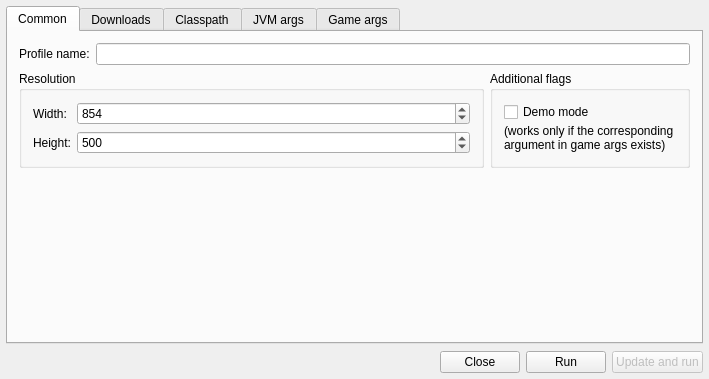
Alex2772/hackers-mc-launcher, file ui/ProfileForm.ui: the form before one commit.
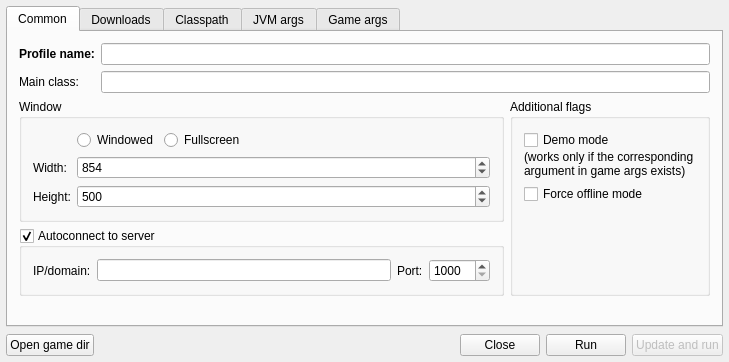
The form after the commit. The open tabs and pages were chosen to show the change. Custom widgets are drawn as their Qt base class.

What changed in the file:
```diff
--- a/ui/ProfileForm.ui
+++ b/ui/ProfileForm.ui
@@ -6,8 +6,8 @@
    <rect>
     <x>0</x>
     <y>0</y>
-    <width>709</width>
-    <height>379</height>
+    <width>729</width>
+    <height>362</height>
    </rect>
   </property>
   <property name="windowTitle">
@@ -44,7 +44,7 @@
          <property name="sizeHint" stdset="0">
           <size>
            <width>20</width>
-           <height>400</height>
+           <height>40</height>
           </size>
          </property>
         </spacer>
@@ -52,17 +52,48 @@
        <item row="1" column="0">
         <widget class="QGroupBox" name="groupBox">
          <property name="title">
-          <string>Resolution</string>
+          <string>Window</string>
          </property>
          <layout class="QFormLayout" name="formLayout">
-          <item row="0" column="0">
+          <item row="1" column="1">
+           <layout class="QHBoxLayout" name="horizontalLayout_8">
+            <item>
+             <widget class="QRadioButton" name="radioButton">
+              <property name="text">
+               <string>Windowed</string>
+              </property>
+             </widget>
+            </item>
+            <item>
+             <widget class="QRadioButton" name="radioButton_2">
+              <property name="text">
+               <string>Fullscreen</string>
+              </property>
+             </widget>
+            </item>
+            <item>
+             <spacer name="horizontalSpacer">
+              <property name="orientation">
+               <enum>Qt::Horizontal</enum>
+              </property>
+              <property name="sizeHint" stdset="0">
+               <size>
+                <width>40</width>
+                <height>20</height>
+               </size>
+              </property>
+             </spacer>
+            </item>
+           </layout>
+          </item>
+          <item row="3" column="0">
            <widget class="QLabel" name="label">
             <property name="text">
              <string>Width:</string>
             </property>
            </widget>
           </item>
-          <item row="0" column="1">
+          <item row="3" column="1">
            <widget class="QSpinBox" name="width">
             <property name="minimum">
              <number>100</number>
@@ -75,14 +106,14 @@
             </property>
            </widget>
           </item>
-          <item row="2" column="0">
+          <item row="9" column="0">
            <widget class="QLabel" name="label_2">
             <property name="text">
              <string>Height:</string>
             </property>
            </widget>
           </item>
-          <item row="2" column="1">
+          <item row="9" column="1">
            <widget class="QSpinBox" name="height">
             <property name="minimum">
              <number>100</number>
@@ -98,7 +129,46 @@
          </layout>
         </widget>
        </item>
-       <item row="1" column="1">
+       <item row="2" column="0">
+        <widget class="QGroupBox" name="autoconnect">
+         <property name="title">
+          <string>Autoconnect to server</string>
+         </property>
+         <property name="checkable">
+          <bool>true</bool>
+         </property>
+         <layout class="QHBoxLayout" name="horizontalLayout_7">
+          <item>
+           <widget class="QLabel" name="label_5">
+            <property name="text">
+             <string>IP/domain:</string>
+            </property>
+           </widget>
+          </item>
+          <item>
+           <widget class="QLineEdit" name="lineEdit"/>
+          </item>
+          <item>
+           <widget class="QLabel" name="label_6">
+            <property name="text">
+             <string>Port:</string>
+            </property>
+           </widget>
+          </item>
+          <item>
+           <widget class="QSpinBox" name="spinBox">
+            <property name="minimum">
+             <number>1000</number>
+            </property>
+            <property name="maximum">
+             <number>65535</number>
+            </property>
+           </widget>
+          </item>
+         </layout>
+        </widget>
+       </item>
+       <item row="1" column="1" rowspan="2">
         <widget class="QGroupBox" name="groupBox_2">
          <property name="maximumSize">
           <size>
@@ -133,21 +203,76 @@
             </property>
            </widget>
           </item>
+          <item>
+           <spacer name="verticalSpacer_12">
+            <property name="orientation">
+             <enum>Qt::Vertical</enum>
+            </property>
+            <property name="sizeType">
+             <enum>QSizePolicy::Fixed</enum>
+            </property>
+            <property name="sizeHint" stdset="0">
+             <size>
+              <width>20</width>
+              <height>6</height>
+             </size>
+            </property>
+           </spacer>
+          </item>
+          <item>
+           <widget class="QCheckBox" name="checkBox">
+            <property name="text">
+             <string>Force offline mode</string>
+            </property>
+           </widget>
+          </item>
+          <item>
+           <spacer name="verticalSpacer_11">
+            <property name="orientation">
+             <enum>Qt::Vertical</enum>
+            </property>
+            <property name="sizeHint" stdset="0">
+             <size>
+              <width>20</width>
+              <height>40</height>
+             </size>
+            </property>
+           </spacer>
+          </item>
          </layout>
         </widget>
        </item>
        <item row="0" column="0" colspan="2">
-        <layout class="QHBoxLayout" name="horizontalLayout_5">
-         <item>
+        <layout class="QFormLayout" name="formLayout_3">
+         <property name="topMargin">
+          <number>0</number>
+         </property>
+         <item row="0" column="0">
           <widget class="QLabel" name="label_3">
+           <property name="font">
+            <font>
+             <weight>75</weight>
+             <bold>true</bold>
+            </font>
+           </property>
            <property name="text">
             <string>Profile name:</string>
            </property>
           </widget>
          </item>
-         <item>
+         <item row="0" column="1">
           <widget class="QLineEdit" name="profilename"/>
          </item>
+         <item row="1" column="0">
+          <widget class="QLabel" name="label_13">
+           <property name="text">
+            <string>Main class:</string>
+           </property>
+          </widget>
+         </item>
+         <item row="1" column="1">
+          <widget class="QLineEdit" name="profilename_3"/>
+         </item>
         </layout>
        </item>
       </layout>
@@ -340,6 +465,13 @@
      <property name="topMargin">
       <number>1</number>
      </property>
+     <item>
+      <widget class="QPushButton" name="openGameDir">
+       <property name="text">
+        <string>Open game dir</string>
+       </property>
+      </widget>
+     </item>
      <item>
       <widget class="QDialogButtonBox" name="buttonBox">
        <property name="standardButtons">
```
Left out of the diff: 4 changed lines with no effect on the pictures.
